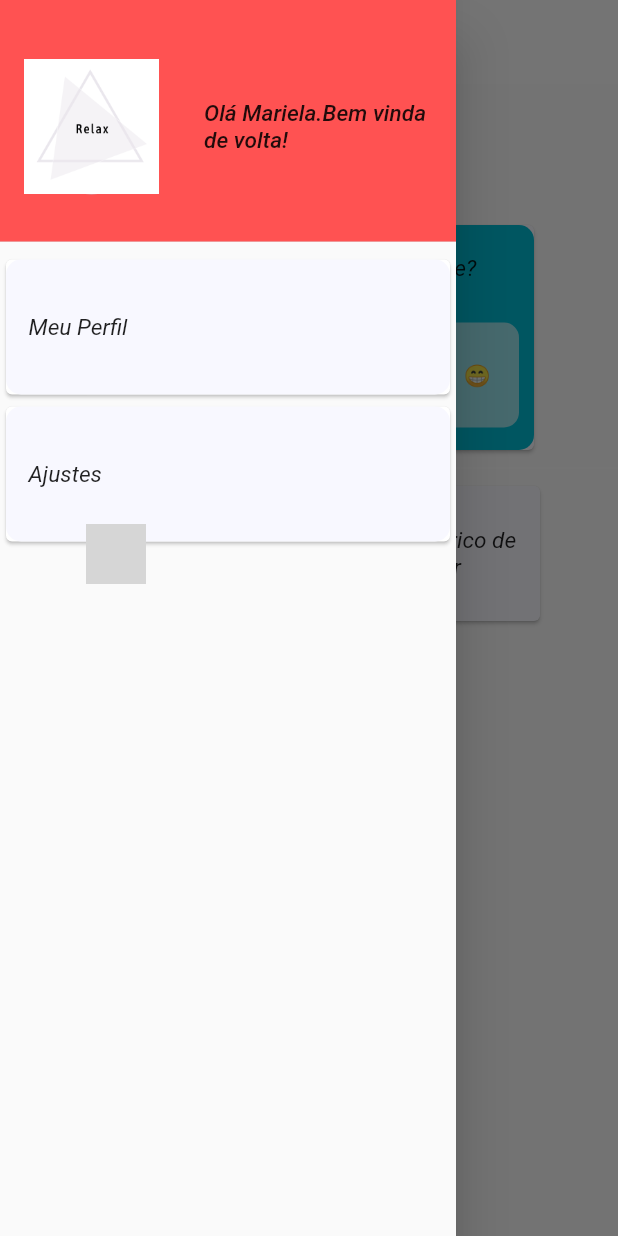
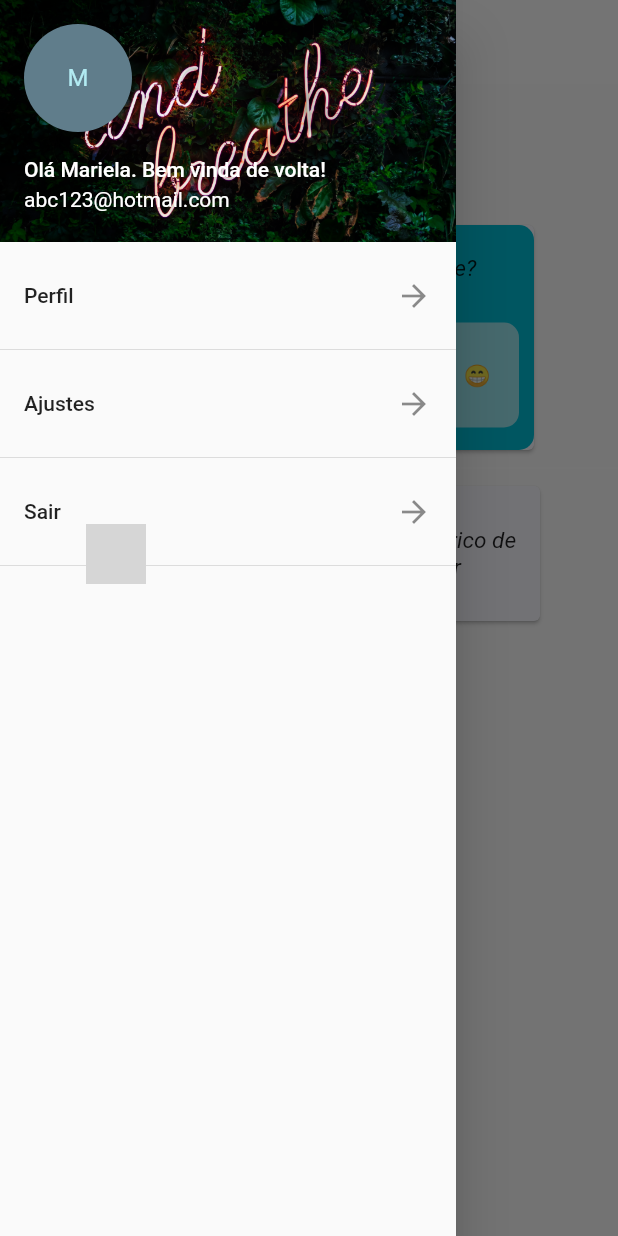
Before and after one commit to themaripool/INF1300-Trabalho, a Flutter app: the screen it shows after launch, with the side drawer open, on a phone screen of 412 x 824 dp. Run offline on Flutter 3.47's test engine with Material 2 defaults, Android fonts, the phone set to English and light mode, and no system bars; drawn by our look-alikes of auto_size_text; our stand-ins replace splashscreen; missing offline and left inert: fcharts; Roboto replaces fonts that are missing (OpenSans); grey boxes are pictures that could not be loaded.

Commit message:
[ADD] New header on side menu

```diff
--- a/inf1300_relax/lib/initial_view.dart
+++ b/inf1300_relax/lib/initial_view.dart
@@ -159,12 +159,29 @@ class _MainPageState extends State<MainPage> {
           // Important: Remove any padding from the ListView.
           padding: EdgeInsets.zero,
           children: <Widget>[
-            DrawerHeader(
-              decoration: BoxDecoration(color: Colors.redAccent),
-              child: _buildSideMenuHeader(context),
+            UserAccountsDrawerHeader(
+              accountName: Text("Olá Mariela. Bem vinda de volta!", style: TextStyle(color: Colors.white)),
+              accountEmail: Text("abc123@hotmail.com", style: TextStyle(color: Colors.white),),
+              decoration: new BoxDecoration(
+                image: new DecorationImage(
+                  image:new ExactAssetImage('assets/profileBackground1.jpeg'),
+                  colorFilter: ColorFilter.srgbToLinearGamma(),
+                  fit: BoxFit.cover),
+              ),
+              currentAccountPicture: new CircleAvatar(
+                backgroundColor: Colors.blueGrey,
+                child: new Text("M"),
+
+              ),
             ),
-            _buildSideMenu(context, SecongPage(), 'Meu Perfil'), //teste
-            _buildSideMenu(context, SecongPage(), 'Ajustes'),
+
+            _buildSideMenu(context, ImagesPage(), 'Perfil'),
+            new Divider(),
+            _buildSideMenu(context, ImagesPage(), 'Ajustes'),
+            new Divider(),
+            _buildSideMenu(context, ImagesPage(), 'Sair'),
+            new Divider()
+
           ],
         ),
       ),
@@ -172,39 +189,7 @@ class _MainPageState extends State<MainPage> {
   }
 }
 
-Widget _buildSideMenuHeader(BuildContext context) {
-  return InkWell(
-     onTap: () {
-      },
-      child: Container(
-      child: Row(
-        children: [
-          CircleAvatar(
-            child: Image.asset('assets/logo2.png'),
-            radius: 45,
-          ),
-
-          Container(width: 30,),
-
-          Expanded(
-            child:  AutoSizeText(
-                  "Olá Mariela."
-                  "Bem vinda de volta!",
-                  style: TextStyle(
-                      fontFamily: 'OpenSans',
-                      fontStyle: FontStyle.italic,
-                      fontSize: 15),
-                  maxLines: 2,
-                  overflow: TextOverflow.ellipsis,
-                ),
-          )
-        ],
-      ),
-    ),
-  );
-}
-
-Widget _buildSideMenu(BuildContext context, Widget page, String title) {
+Widget _buildSideMenu(BuildContext context, Widget page, String pegeTitle) {
   return InkWell(
       onTap: () {
         Navigator.push(
@@ -213,42 +198,15 @@ Widget _buildSideMenu(BuildContext context, Widget page, String title) {
               builder: (context) => page,
             ));
       },
-      child: Card(
-          child: Container(
-        width: 150,
-        height: 90,
-        decoration: new BoxDecoration(
-            color: Color.fromRGBO(248, 248, 255, 1),
-            borderRadius: new BorderRadius.all(Radius.circular(10))),
-        child: Row(
-          mainAxisAlignment: MainAxisAlignment.spaceBetween,
-          children: <Widget>[
-            Container(
-              width: 5,
-              color: Colors.transparent,
-            ),
-            Container(
-              width: 10,
-              color: Colors.transparent,
-            ),
-            Expanded(
-              child: AutoSizeText(
-                '$title',
-                style: TextStyle(
-                    fontFamily: 'OpenSans',
-                    fontStyle: FontStyle.italic,
-                    fontSize: 15),
-                maxLines: 2,
-                overflow: TextOverflow.ellipsis,
-              ),
+      child: ListTile(
+              title: Text("$pegeTitle"),
+              trailing:  Icon(Icons.arrow_forward),
+
             )
-          ],
-        ),
-      )));
+      );
 }
 
-Widget _buildCardsInRow(
-    BuildContext context, Widget page, String title, String icone) {
+Widget _buildCardsInRow( BuildContext context, Widget page, String title, String icone) {
   return InkWell(
       onTap: () {
         Navigator.push(
```
Also changed, not shown: inf1300_relax/assets/profileBackground1.jpeg (added).
